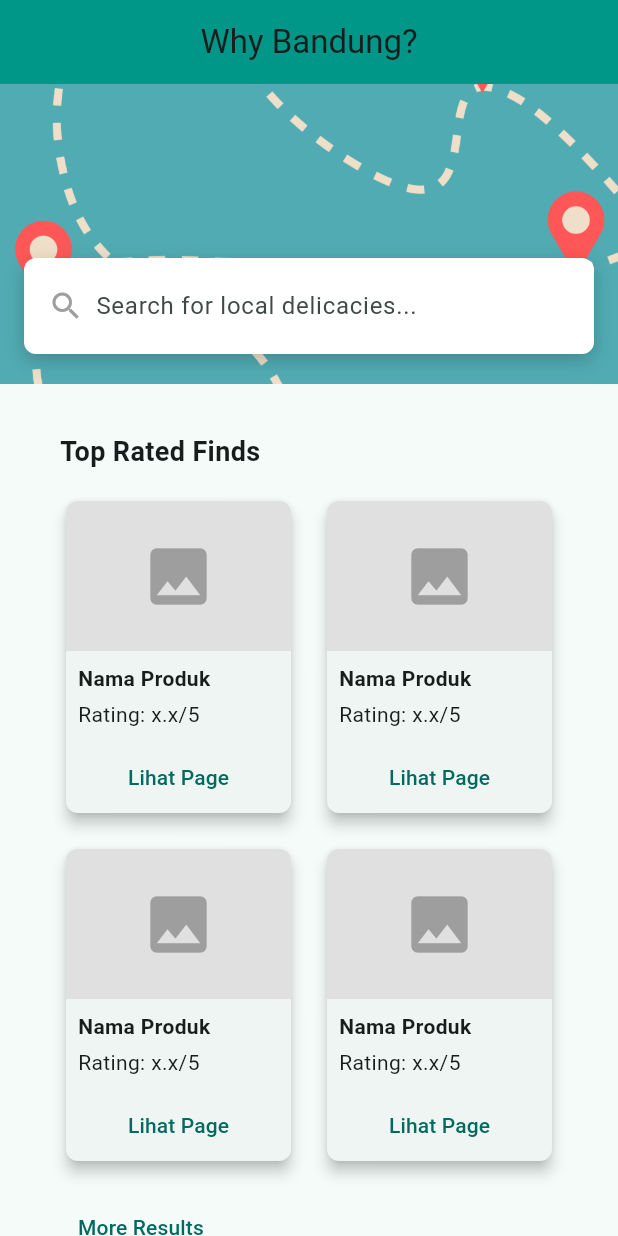
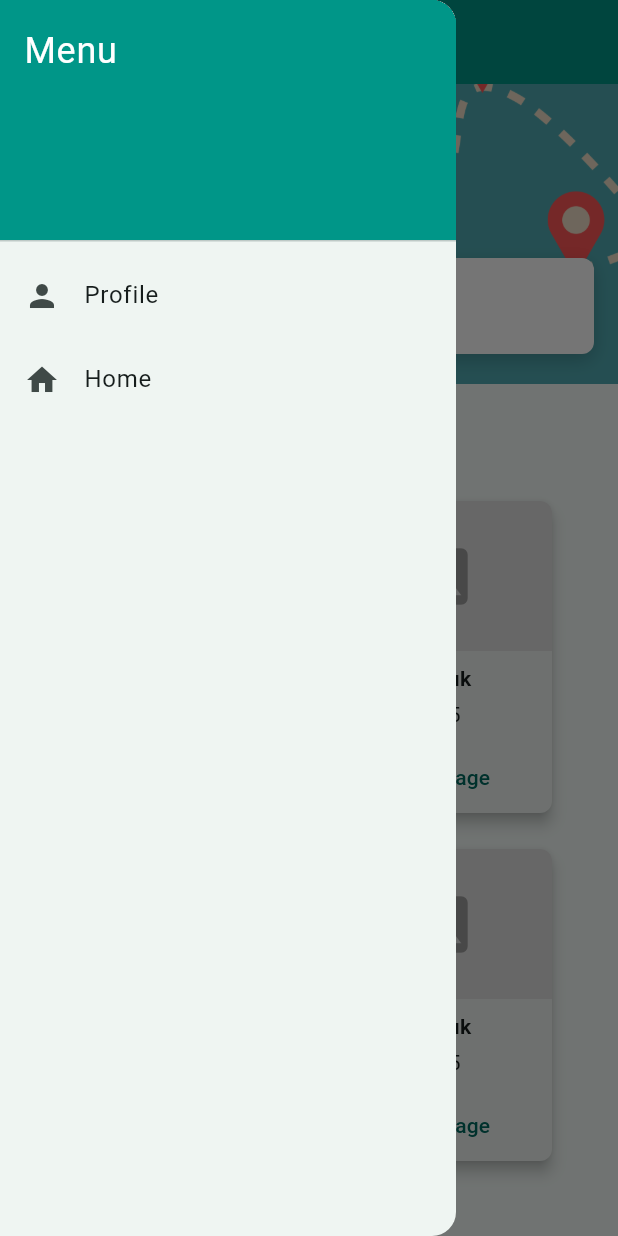
Before and after one commit to PBP-A12-2024/why-bandung-mobile, a Flutter app: the screen it shows after launch, with the side drawer open (before the commit the screen has no drawer), on a phone screen of 412 x 824 dp. Run offline on Flutter 3.47's test engine with Material 3 defaults, Android fonts, the phone set to English and light mode, and no system bars.

Commit message:
Add Temporary flutter run

```diff
--- a/why_bandung/lib/dashboard/screens/home.dart
+++ b/why_bandung/lib/dashboard/screens/home.dart
@@ -1,4 +1,5 @@
 import 'package:flutter/material.dart';
+import 'profile.dart'; // Import the ProfilePage
 
 void main() {
   runApp(const MyApp());
@@ -24,6 +25,46 @@ class MainPage extends StatelessWidget {
         backgroundColor: Colors.teal,
         title: const Text('Why Bandung?'),
         centerTitle: true,
+      ),
+      drawer: Drawer(
+        child: ListView(
+          padding: EdgeInsets.zero,
+          children: [
+            // Drawer Header
+            const DrawerHeader(
+              decoration: BoxDecoration(
+                color: Colors.teal,
+              ),
+              child: Text(
+                'Menu',
+                style: TextStyle(
+                  color: Colors.white,
+                  fontSize: 24,
+                ),
+              ),
+            ),
+            // Profile Navigation Item
+            ListTile(
+              leading: const Icon(Icons.person),
+              title: const Text('Profile'),
+              onTap: () {
+                // Navigate to Profile Page
+                Navigator.push(
+                  context,
+                  MaterialPageRoute(builder: (context) => ProfilePage()),
+                );
+              },
+            ),
+            // Add other menu items as needed
+            ListTile(
+              leading: const Icon(Icons.home),
+              title: const Text('Home'),
+              onTap: () {
+                Navigator.pop(context); // Close the drawer
+              },
+            ),
+          ],
+        ),
       ),
       body: SingleChildScrollView(
         child: Column(
```
Also changed, not shown: why_bandung/lib/dashboard/screens/profile.dart (+144 -0 lines).
